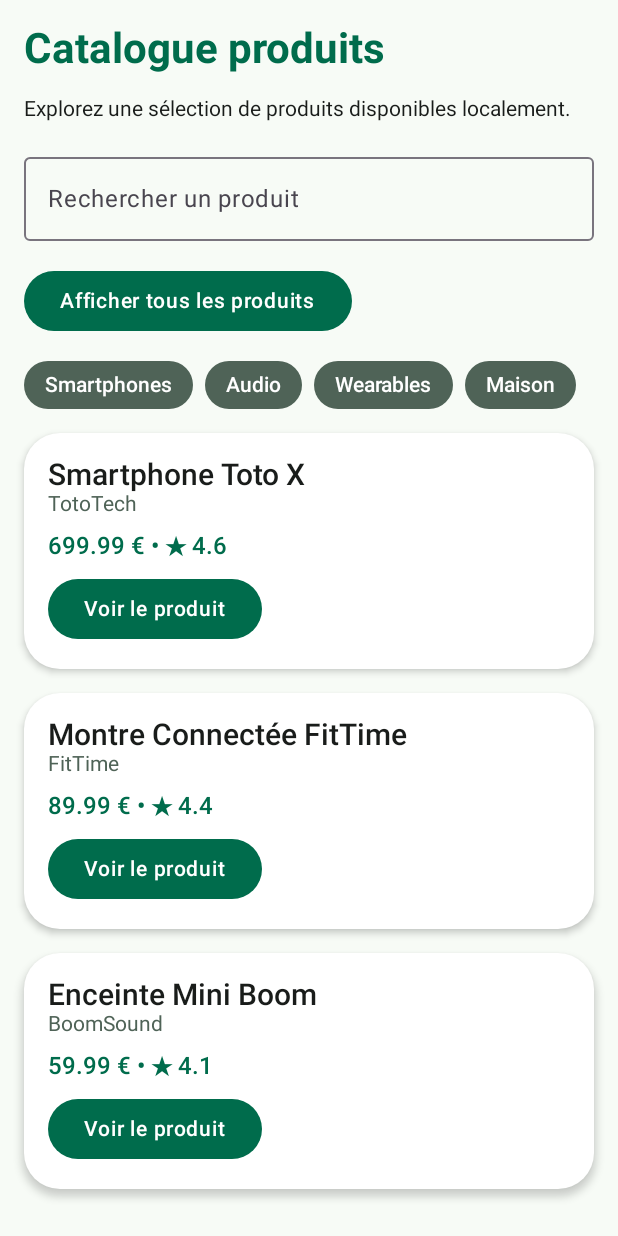
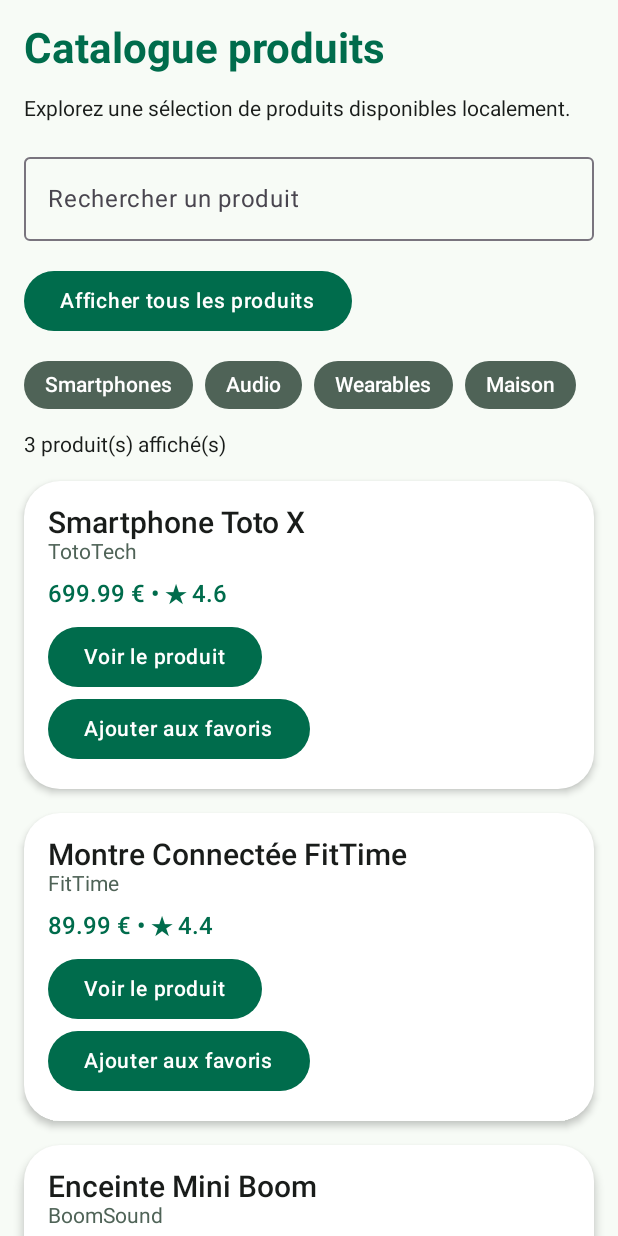
Before and after one commit to LiliSoli/ProductExplorer, an Android app built with Jetpack Compose: the screen it shows after launch (MainActivity), after a tap on "Afficher uniquement les produits en stoc", on a phone screen of 412 x 824 dp. Run offline under Robolectric (Android 15) with nearby library versions, the phone set to English and light mode, and no system bars.

Commit message:
feat: add results count and favorites

```diff
--- a/app/src/main/java/com/example/productexplorer/MainActivity.kt
+++ b/app/src/main/java/com/example/productexplorer/MainActivity.kt
@@ -595,6 +595,17 @@ fun ProductCatalogScreen(
     var showOnlyInStock by rememberSaveable {
         mutableStateOf(false)
     }
+    var favoriteProductIds by rememberSaveable {
+        mutableStateOf(listOf<Int>())
+    }
+
+    fun toggleFavorite(productId: Int) {
+        favoriteProductIds = if (favoriteProductIds.contains(productId)) {
+            favoriteProductIds - productId
+        } else {
+            favoriteProductIds + productId
+        }
+    }
     val filteredProducts = remember(products, searchQuery, showOnlyInStock) {
         products.filter { product ->
             val matchesSearch =
@@ -656,12 +667,22 @@ fun ProductCatalogScreen(
         item {
             CategoryRow(categories = sampleCategories())
         }
+        item {
+            Text(
+                text = "${filteredProducts.size} produit(s) affiché(s)",
+                style = MaterialTheme.typography.bodyMedium
+            )
+        }
         items(
             items = filteredProducts,
             key = { product -> product.id }
         ) { product ->
             ProductListItem(
                 product = product,
+                isFavorite = favoriteProductIds.contains(product.id),
+                onFavoriteClick = {
+                    toggleFavorite(product.id)
+                },
                 onClick = {
                     onProductClick(product)
                 }
@@ -673,6 +694,8 @@ fun ProductCatalogScreen(
 @Composable
 fun ProductListItem(
     product: ProductUi,
+    isFavorite: Boolean,
+    onFavoriteClick: () -> Unit,
     onClick: () -> Unit,
     modifier: Modifier = Modifier
 ) {
@@ -708,6 +731,11 @@ fun ProductListItem(
             Spacer(modifier = Modifier.height(8.dp))
             Button(onClick = onClick) {
                 Text(text = "Voir le produit")
+            }
+            Button(onClick = onFavoriteClick) {
+                Text(
+                    text = if (isFavorite) "Retirer des favoris" else "Ajouter aux favoris"
+                )
             }
         }
     }
```
